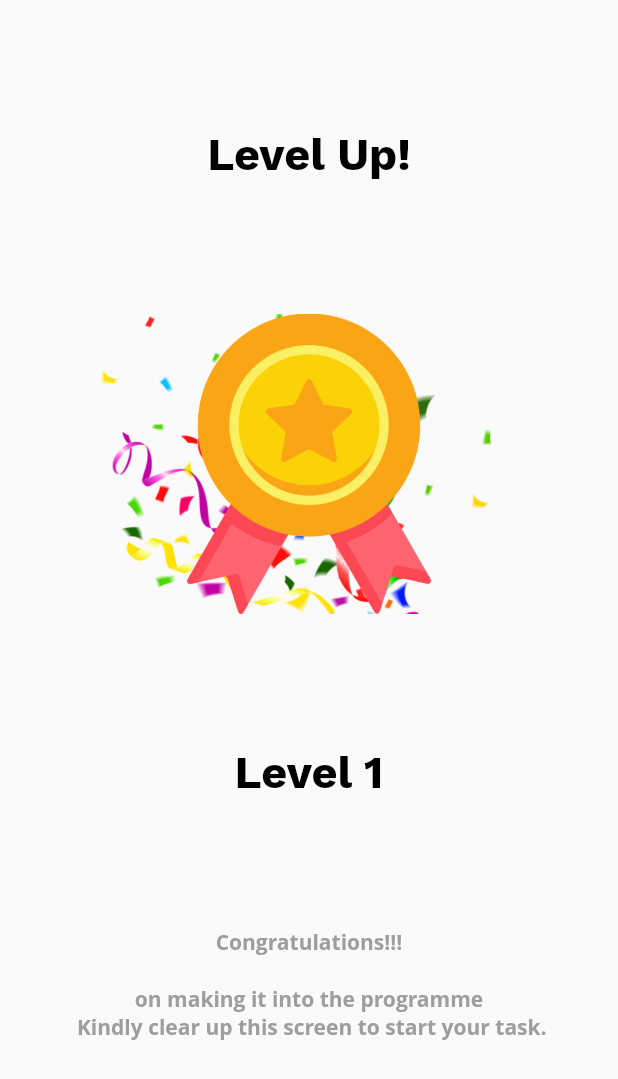
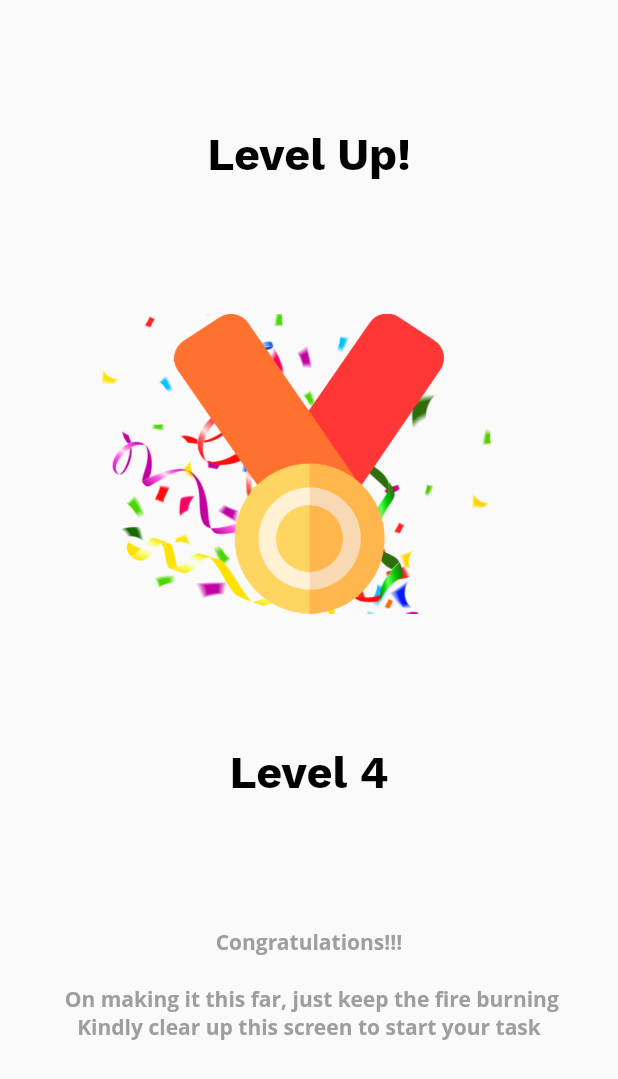
Before and after one commit to she-code-africa/Flutter-SCA-Initiative-Project, a Flutter app: the screen it shows after launch, on a phone screen of 412 x 824 dp. Shown: the top 1079 px of the screen. Run offline on Flutter 3.47's test engine with Material 2 defaults, Android fonts, the phone set to English and light mode, and no system bars.

Commit message:
Final commit

```diff
--- a/lib/main.dart
+++ b/lib/main.dart
@@ -69,7 +69,7 @@ class _MyHomePageState extends State<MyHomePage> {
             flex: 2,
             child: Center(
               child: Text(
-                'Level 1',
+                'Level 4',
                 style: TextStyle(
                   fontWeight: FontWeight.w500,
                   color: Colors.black,
@@ -84,7 +84,7 @@ class _MyHomePageState extends State<MyHomePage> {
             child: Padding(
               padding: const EdgeInsets.symmetric(horizontal: 20.0),
               child: Text(
-                'Congratulations!!!\n\non making it into the programme \n Kindly clear up this screen to start your task.',
+                'Congratulations!!!\n\n On making it this far, just keep the fire burning\nKindly clear up this screen to start your task',
                 textAlign: TextAlign.center,
                 style: TextStyle(
                   color: Colors.grey,
```
Also changed, not shown: assets/images/badge.png.
